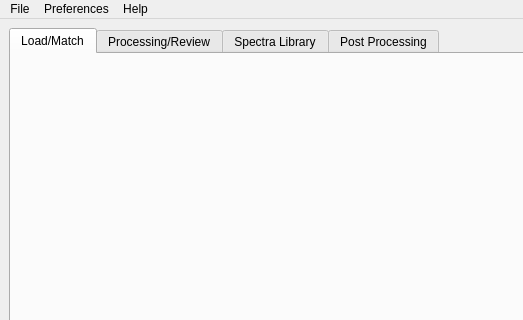
First picture: the form in src/sfg_app2/app/ui/main_window.ui, repository silanglois/SFG-App, before the edit; both pictures show x 0 to 523 and y 0 to 320 of the 800 by 600 pixel window.
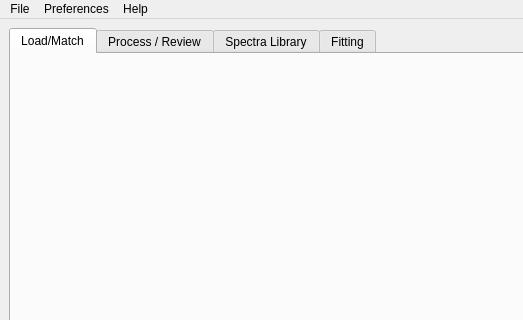
Second picture: the form after the edit.

```diff
--- a/src/sfg_app2/app/ui/main_window.ui
+++ b/src/sfg_app2/app/ui/main_window.ui
@@ -32,7 +32,7 @@
       </widget>
       <widget class="QWidget" name="processingTab">
        <attribute name="title">
-        <string>Processing/Review</string>
+        <string>Process / Review</string>
        </attribute>
        <layout class="QHBoxLayout" name="horizontalLayout_2">
         <item>
@@ -52,7 +52,7 @@
       </widget>
       <widget class="QWidget" name="postProcessingTab">
        <attribute name="title">
-        <string>Post Processing</string>
+        <string>Fitting</string>
        </attribute>
        <layout class="QHBoxLayout" name="horizontalLayout_4">
         <item>
```
Left out of the diff: 7 changed lines with no effect on the pictures.
